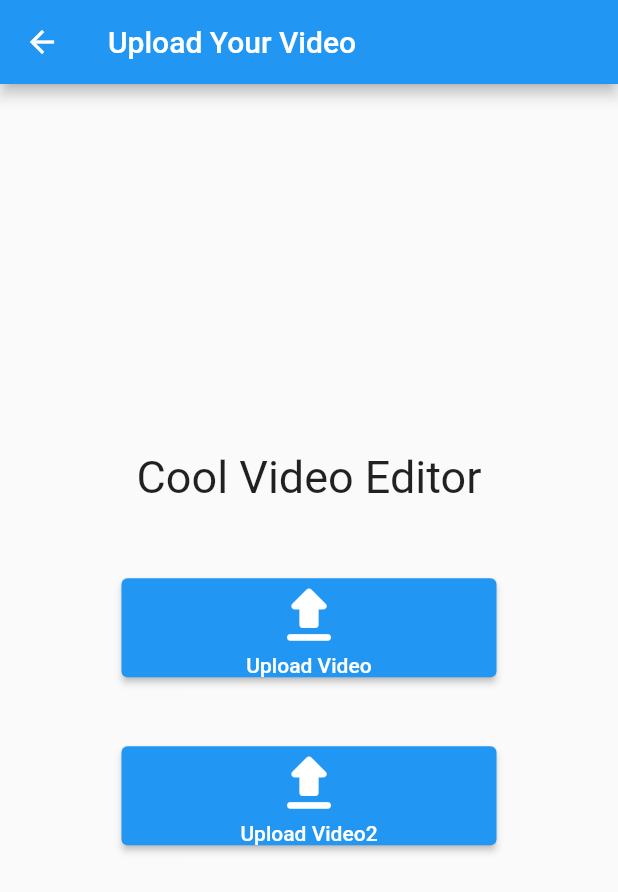
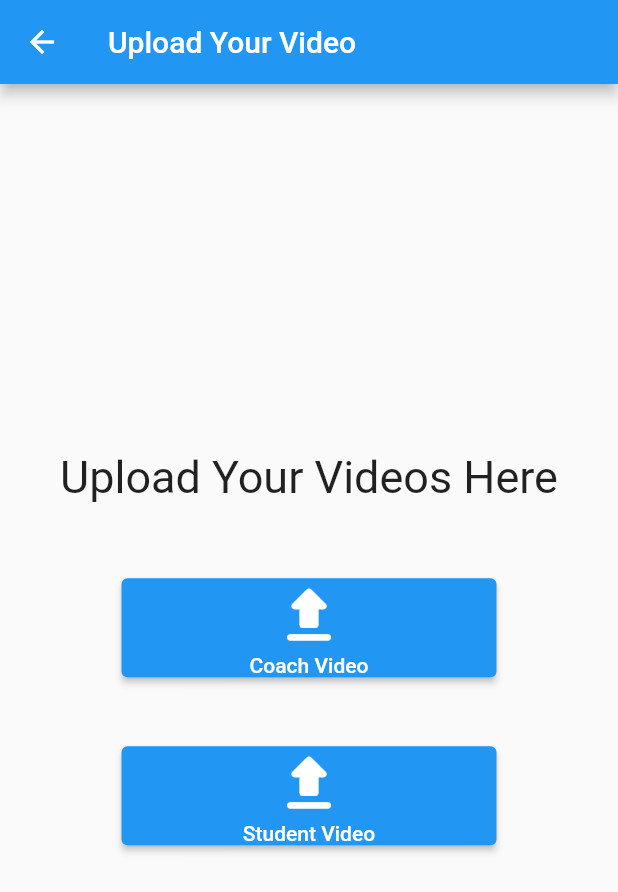
Before and after one commit to RayyanZaid/BasketballApp-FrontEnd, a Flutter app: the UploadPage screen opened directly, on a phone screen of 412 x 824 dp. Shown: the top 892 px of the screen. Run offline on Flutter 3.47's test engine with Material 2 defaults, Android fonts, the phone set to English and light mode, and no system bars; our stand-ins replace chewie, image_picker, shared_preferences, video_player; accounts and stored records are empty.

Commit message:
changed upload video page

```diff
--- a/lib/main.dart
+++ b/lib/main.dart
@@ -1,5 +1,5 @@
 // ignore_for_file: prefer_const_constructors
-
+// flutter run --no-sound-null-safety
 import 'package:flutter/material.dart';
 
 import 'routePage.dart';
--- a/lib/uploadVideoImagePage.dart
+++ b/lib/uploadVideoImagePage.dart
@@ -120,7 +120,7 @@ class _UploadPageState extends State<UploadPage> {
                   mainAxisAlignment: MainAxisAlignment.center,
                   children: [
                   Text(
-                    'Cool Video Editor',
+                    'Upload Your Videos Here',
                     style: TextStyle(fontSize: 30),
                   ),
                   SizedBox(
@@ -142,7 +142,7 @@ class _UploadPageState extends State<UploadPage> {
                             size: 50.0,
                             semanticLabel: 'Upload Video1',
                           ),
-                          Text('Upload Video'),
+                          Text('Coach Video'),
                         ],
                       ),
                     ),
@@ -167,7 +167,7 @@ class _UploadPageState extends State<UploadPage> {
                             size: 50.0,
                             semanticLabel: 'Upload Image',
                           ),
-                          Text('Upload Video2'),
+                          Text('Student Video'),
                         ],
                       ),
                     ),
```
